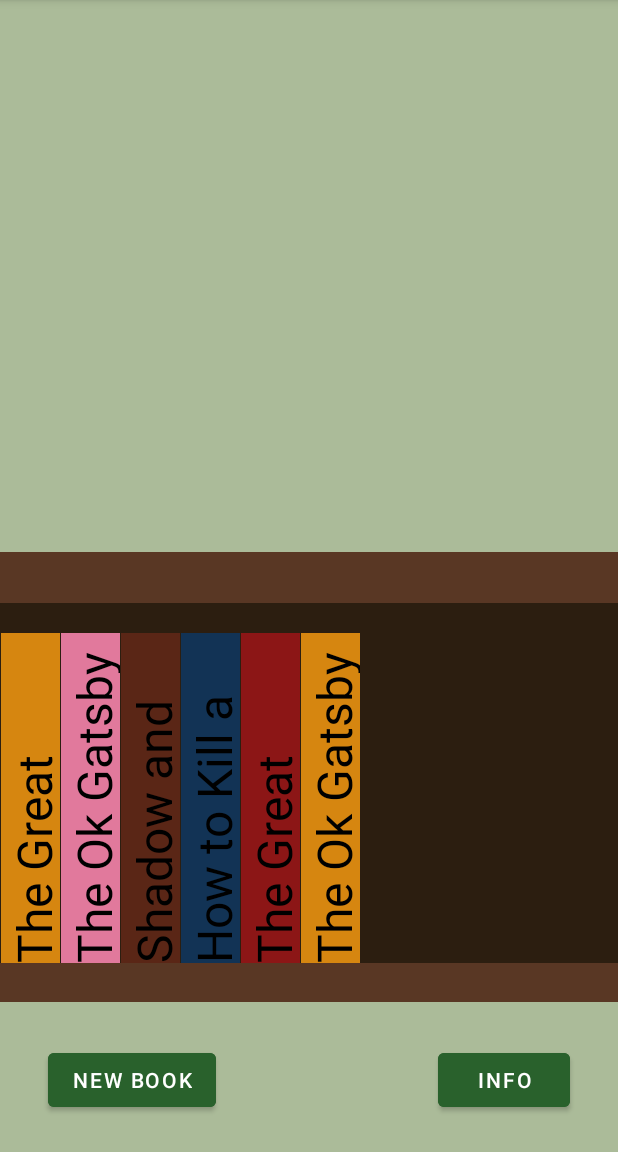
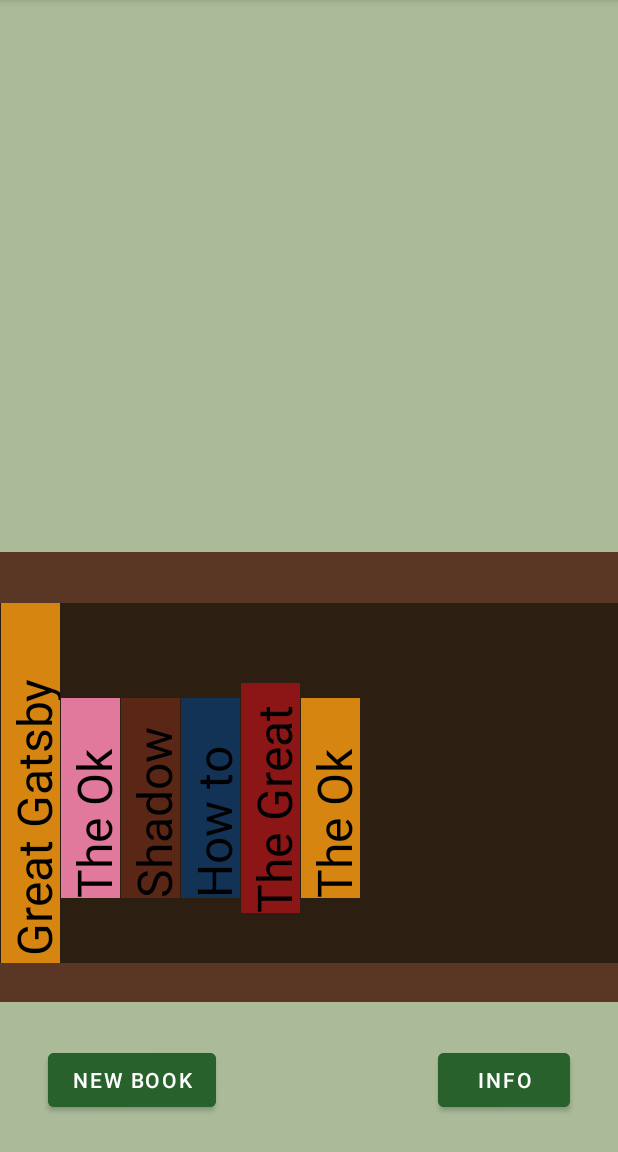
Before and after one commit to EmmaBelle13/Digital_Library, an Android app: the screen it shows after launch (MainActivity), on a phone screen of 412 x 824 dp, the part 84-1236 px from its top. Run offline under Robolectric (Android 15) with nearby library versions, the phone set to English and light mode, and no system bars; our stand-ins replace Firebase (no records; nobody signed in at launch, a user with empty details on screens opened directly).

Commit message:
ui conversational skills need to be improved

```diff
--- a/app/src/main/java/com/example/digitallibrary/BookViewHolder.kt
+++ b/app/src/main/java/com/example/digitallibrary/BookViewHolder.kt
@@ -29,7 +29,7 @@
         fun bindBook(book: Book){
             currentBook = book
             binding.titleText.text = currentBook.title
-          //  binding.titleText.setW = currentBook.bookHeight
+           binding.titleText.layoutParams.width = currentBook.bookHeight
             var color = currentBook.color
          binding.titleText.setBackgroundColor(ContextCompat.getColor(binding.titleText.context, color))
            //I need to be able to adjust this displayed information in some way the text works but it is the only one
--- a/app/src/main/java/com/example/digitallibrary/BookViewModel.kt
+++ b/app/src/main/java/com/example/digitallibrary/BookViewModel.kt
@@ -6,7 +6,7 @@
 
 class BookViewModel: ViewModel() {
 
-    private var _books = listOf<Book>(Book("The Great Gatsby","Fitzgerald", R.color.gold,230, "The story of Gatsby", "Fantasy", 0, 0),
+    private var _books = listOf<Book>(Book("The Great Gatsby","Fitzgerald", R.color.gold,500, "The story of Gatsby", "Fantasy", 0, 0),
         Book("The Ok Gatsby","Fitz", R.color.pink,200, "The story of another Gatsby","Fantasy", 1, 0),
          Book("Shadow and Bone","Fitz", R.color.brown,200, "The story of another Gatsby","Fantasy", 2, 0),
          Book("How to Kill a Mockingbird","Fitz", R.color.blue,200, "The story of another Gatsby","Fantasy", 3, 0),
--- a/app/src/main/res/layout/fragment_custom.xml
+++ b/app/src/main/res/layout/fragment_custom.xml
@@ -239,7 +239,9 @@
             android:id="@+id/seekBar"
             android:layout_width="wrap_content"
             android:layout_height="match_parent"
-            android:layout_weight="5" />
+            android:layout_weight="5"
+            android:min="180"
+            android:max="230"/>
 
         <TextView
             android:id="@+id/large_option_text"
```
Also changed, not shown: app/src/main/java/com/example/digitallibrary/CustomFragment.kt (+26 -0 lines).
